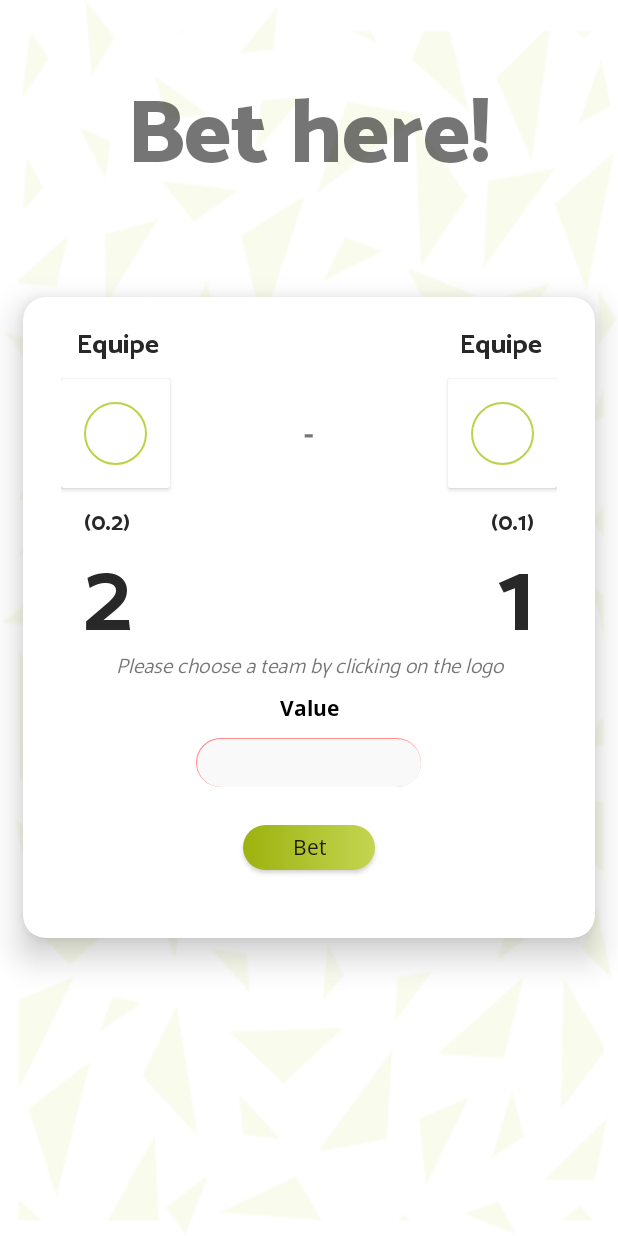
After one commit to mbdsp7-Lova-Tokiniaina-Mamitiana/Android, an Android app: the PariFormActivity screen opened directly, with no data from a screen before it, on a phone screen of 412 x 824 dp. The commit adds this screen. Run offline under Robolectric (Android 15) with nearby library versions, the light colour scheme and no system bars.

Commit message:
affichage parier

```diff
--- a/app/src/main/java/com/example/etu000603_android/ui/pari/PariActvity.java
+++ b/app/src/main/java/com/example/etu000603_android/ui/pari/PariActvity.java
@@ -19,6 +19,7 @@ import android.view.View;
 import android.view.ViewGroup;
 import android.view.inputmethod.EditorInfo;
 import android.view.inputmethod.InputMethodManager;
+import android.widget.Button;
 import android.widget.EditText;
 import android.widget.ImageButton;
 import android.widget.ProgressBar;
@@ -61,6 +62,7 @@ public class PariActvity extends ActivityWithNavigation {
     private  ImageButton search_button;
 
 
+
     @Override
     protected void onResume() {
         super.onResume();
@@ -80,6 +82,7 @@ public class PariActvity extends ActivityWithNavigation {
         search_button=findViewById(R.id.search_button);
         content=this.findViewById(R.id.content);
         progressBar=findViewById(R.id.loading);
+
 
 
 
@@ -106,7 +109,12 @@ public class PariActvity extends ActivityWithNavigation {
     }
 
 
+    public void parier(Pari pari){
+        Session.selected_pari=pari;
+        Intent intent=new Intent(getBaseContext(), PariFormActivity.class);
 
+        startActivity(intent);
+    }
     public void logout() {
 
 
--- /dev/null
+++ b/app/src/main/java/com/example/etu000603_android/ui/pari/PariFormActivity.java
@@ -0,0 +1,16 @@
+package com.example.etu000603_android.ui.pari;
+
+import androidx.appcompat.app.AppCompatActivity;
+
+import android.os.Bundle;
+
+import com.example.etu000603_android.R;
+
+public class PariFormActivity extends AppCompatActivity {
+
+    @Override
+    protected void onCreate(Bundle savedInstanceState) {
+        super.onCreate(savedInstanceState);
+        setContentView(R.layout.activity_pari_form);
+    }
+}
--- a/app/src/main/java/com/example/etu000603_android/ui/pari/fragment/PagerFragment.java
+++ b/app/src/main/java/com/example/etu000603_android/ui/pari/fragment/PagerFragment.java
@@ -9,6 +9,7 @@ import android.util.Log;
 import android.view.LayoutInflater;
 import android.view.View;
 import android.view.ViewGroup;
+import android.widget.Button;
 import android.widget.ImageButton;
 import android.widget.ImageView;
 import android.widget.LinearLayout;
@@ -33,6 +34,7 @@ public class PagerFragment extends Fragment {
     private int position=0;
     private int pageCount=0;
     private PariActvity activity;
+
     public PagerFragment(){
 
     }
@@ -65,7 +67,13 @@ public class PagerFragment extends Fragment {
         scoreEquipe1.setText(""+pari.getScoreDomicile());
         scoreEquipe2.setText(pari.getScoreExterieur()+"");
 
-
+        Button pariButton =view.findViewById(R.id.btn_pari);
+        pariButton.setOnClickListener(new View.OnClickListener() {
+            @Override
+            public void onClick(View v) {
+                activity.parier(pari);
+            }
+        });
 
         TextView textPage=view.findViewById(R.id.pagination);
 
--- a/app/src/main/java/com/example/etu000603_android/ui/pari/fragment/VerticalCompanyFragment.java
+++ b/app/src/main/java/com/example/etu000603_android/ui/pari/fragment/VerticalCompanyFragment.java
@@ -7,6 +7,7 @@ import android.os.Bundle;
 import android.view.LayoutInflater;
 import android.view.View;
 import android.view.ViewGroup;
+import android.widget.Button;
 import android.widget.ImageButton;
 import android.widget.ImageView;
 import android.widget.LinearLayout;
@@ -201,6 +202,13 @@ public class VerticalCompanyFragment extends Fragment {
         textEquipe2.setText(pari.getMatch().getExterieur().getName());
         scoreEquipe1.setText(""+pari.getScoreDomicile());
         scoreEquipe2.setText(pari.getScoreExterieur()+"");
+        Button pariButton =view.findViewById(R.id.btn_pari);
+        pariButton.setOnClickListener(new View.OnClickListener() {
+            @Override
+            public void onClick(View v) {
+                activity.parier(pari);
+            }
+        });
 
         CardView card1=view.findViewById(R.id.card_equipe_1);
         CardView card2=view.findViewById(R.id.card_equipe_2);
--- /dev/null
+++ b/app/src/main/res/drawable/rouded_search_edittext2.xml
@@ -0,0 +1,36 @@
+<?xml version="1.0" encoding="utf-8"?>
+
+
+<layer-list xmlns:android="http://schemas.android.com/apk/res/android">
+    <item>
+        <shape android:shape="rectangle">
+            <!-- Draw a 2dp width border around shape -->
+            <stroke
+                android:color="@color/colorRedShadow"
+                android:width="2dp"
+                />
+            <corners
+                android:bottomRightRadius="25dp"
+                android:bottomLeftRadius="25dp"
+                android:topLeftRadius="25dp"
+                android:topRightRadius="25dp"/>
+        </shape>
+    </item>
+    <!-- Overlap the left, top and right border using background color  -->
+    <item
+        android:top="1dp"
+        android:left="1dp"
+
+        >
+        <shape xmlns:android="http://schemas.android.com/apk/res/android"
+            android:shape="rectangle" android:padding="10dp">
+            <solid android:color="@color/colorGray"/>
+
+            <corners
+                android:bottomRightRadius="25dp"
+                android:bottomLeftRadius="25dp"
+                android:topLeftRadius="25dp"
+                android:topRightRadius="25dp"/>
+        </shape>
+    </item>
+</layer-list>
--- /dev/null
+++ b/app/src/main/res/layout/activity_pari_form.xml
@@ -0,0 +1,259 @@
+<?xml version="1.0" encoding="utf-8"?>
+<RelativeLayout xmlns:android="http://schemas.android.com/apk/res/android"
+    xmlns:app="http://schemas.android.com/apk/res-auto"
+    xmlns:tools="http://schemas.android.com/tools"
+    android:layout_width="match_parent"
+    android:layout_height="match_parent"
+    android:background="@color/colorWhite"
+    tools:context=".ui.pari.PariFormActivity">
+    <RelativeLayout
+        android:background="@drawable/trame"
+
+        android:layout_width="match_parent"
+
+        android:layout_height="match_parent">
+        <TextView
+            android:layout_width="match_parent"
+            android:gravity="center"
+            android:layout_marginTop="50dp"
+            android:layout_height="wrap_content" android:text="@string/parier_ici"
+            android:textSize="60dp"
+            android:fontFamily="@font/mosk_extra_bold_800"
+            />
+        <androidx.cardview.widget.CardView
+            app:cardCornerRadius="15dp"
+            android:layout_width="match_parent"
+            android:layout_margin="15dp"
+            android:layout_centerInParent="true"
+            android:elevation="55dp"
+            app:cardElevation="13dp"
+            android:layout_height="wrap_content">
+            <LinearLayout
+
+                android:layout_width="match_parent"
+                android:paddingLeft="25dp"
+                android:paddingRight="25dp"
+                android:layout_height="wrap_content" android:orientation="vertical">
+                <RelativeLayout
+                    android:paddingLeft="10dp"
+                    android:paddingRight="10dp"
+                    android:layout_width="match_parent"
+                    android:layout_height="wrap_content">
+                    <TextView
+                        android:gravity="center"
+                        android:id="@+id/text_equipe1"
+                        android:layout_width="wrap_content"
+
+                        android:textSize="18sp"
+                        android:textColor="@color/colorBlack2"
+                        android:fontFamily="@font/mosk_bold_700"
+                        android:layout_marginTop="20dp"
+                        android:layout_height="wrap_content"
+                        android:layout_alignParentLeft="true"
+                        android:text="Equipe">
+
+                    </TextView>
+
+
+                    <TextView
+                        android:gravity="center"
+                        android:id="@+id/text_equipe2"
+                        android:layout_width="wrap_content"
+
+                        android:textSize="18sp"
+                        android:textColor="@color/colorBlack2"
+                        android:fontFamily="@font/mosk_bold_700"
+                        android:layout_marginTop="20dp"
+                        android:layout_height="wrap_content"
+                        android:layout_alignParentRight="true"
+                        android:text="Equipe">
+
+                    </TextView>
+                </RelativeLayout>
+                <RelativeLayout
+                    android:layout_width="match_parent"
+                    android:layout_height="wrap_content">
+                    <androidx.cardview.widget.CardView
+                        android:layout_marginTop="25dp"
+                        android:id="@+id/card_equipe_1"
+                        android:layout_width="wrap_content"
+                        android:layout_height="wrap_content"
+                        android:layout_centerVertical="true"
+                        android:layout_alignParentLeft="true"
+                        >
+
+                        <ImageView
+                            android:id="@+id/image_equipe1"
+                            android:layout_margin="15dp"
+
+
+
+                            android:layout_width="42dp"
+                            android:layout_height="42dp"
+                            android:background="@drawable/img_rounded"
+
+
+                            ></ImageView>
+
+                    </androidx.cardview.widget.CardView>
+                    <TextView
+                        android:layout_width="wrap_content"
+                        android:layout_centerInParent="true"
+                        android:text="-"
+                        android:textSize="20dp"
+                        android:textStyle="bold"
+                        android:layout_height="wrap_content"/>
+                    <androidx.cardview.widget.CardView
+                        android:layout_marginTop="25dp"
+                        android:id="@+id/card_equipe_2"
+                        android:layout_width="wrap_content"
+                        android:layout_height="wrap_content"
+                        android:layout_centerVertical="true"
+                        android:layout_alignParentRight="true"
+                        >
+
+                        <ImageView
+                            android:id="@+id/image_equipe2"
+                            android:layout_margin="15dp"
+
+
+
+                            android:layout_width="42dp"
+                            android:layout_height="42dp"
+                            android:background="@drawable/img_rounded"
+
+
+                            ></ImageView>
+
+                    </androidx.cardview.widget.CardView>
+                </RelativeLayout>
+                <RelativeLayout
+                    android:paddingLeft="15dp"
+                    android:paddingRight="15dp"
+                    android:layout_width="match_parent"
+                    android:layout_height="wrap_content">
+                    <TextView
+                        android:gravity="center"
+                        android:id="@+id/cote_equipe1"
+                        android:layout_width="wrap_content"
+                        android:textStyle="bold"
+                        android:textSize="16dp"
+                        android:textColor="@color/colorBlack2"
+                        android:fontFamily="@font/mosk_bold_700"
+
+                        android:layout_height="wrap_content"
+                        android:layout_alignParentLeft="true"
+                        android:text="(0.2)">
+
+                    </TextView>
+
+
+                    <TextView
+                        android:gravity="center"
+                        android:id="@+id/cote_equipe2"
+                        android:layout_width="wrap_content"
+                        android:textStyle="bold"
+                        android:textSize="16dp"
+                        android:textColor="@color/colorBlack2"
+                        android:fontFamily="@font/mosk_bold_700"
+
+                        android:layout_height="wrap_content"
+                        android:layout_alignParentRight="true"
+                        android:text="(0.1)">
+
+                    </TextView>
+                </RelativeLayout>
+                <RelativeLayout
+                    android:paddingLeft="15dp"
+                    android:paddingRight="15dp"
+                    android:layout_width="match_parent"
+                    android:layout_height="wrap_content">
+                    <TextView
+                        android:gravity="center"
+                        android:id="@+id/score_equipe1"
+                        android:layout_width="wrap_content"
+                        android:textStyle="bold"
+                        android:textSize="66dp"
+                        android:textColor="@color/colorBlack2"
+                        android:fontFamily="@font/mosk_bold_700"
+
+                        android:layout_height="wrap_content"
+                        android:layout_alignParentLeft="true"
+                        android:text="2">
+
+                    </TextView>
+
+
+                    <TextView
+                        android:gravity="center"
+                        android:id="@+id/score_equipe2"
+                        android:layout_width="wrap_content"
+                        android:textStyle="bold"
+                        android:textSize="66dp"
+                        android:textColor="@color/colorBlack2"
+                        android:fontFamily="@font/mosk_bold_700"
+
+                        android:layout_height="wrap_content"
+                        android:layout_alignParentRight="true"
+                        android:text="1">
+
+                    </TextView>
+                </RelativeLayout>
+
+                <TextView
+                    android:layout_width="match_parent"
+                    android:layout_height="wrap_content"
+                    android:gravity="center"
+                    android:fontFamily="@font/mosk_normal_400"
+                    android:textStyle="italic"
+                    android:text="@string/choix_equipe"
+                    />
+                <TextView
+                    android:layout_marginTop="10dp"
+                    android:text="@string/montant"
+                    android:layout_width="match_parent"
+                    android:fontFamily="@font/open_sans_bold"
+                    android:gravity="center"
+                    android:textColor="@color/colorBlack"
+                    android:layout_height="wrap_content"/>
+                <EditText
+
+                    android:id="@+id/value"
+                    android:layout_marginTop="10dp"
+                    android:layout_width="150dp"
+                    android:fontFamily="@font/open_sans"
+                    android:background="@drawable/rouded_search_edittext2"
+                    android:paddingTop="5dp"
+                    android:paddingLeft="10dp"
+                    android:layout_gravity="center_horizontal"
+                    android:paddingBottom="5dp"
+                    android:layout_height="wrap_content"/>
+                <Button
+                    android:layout_marginTop="25dp"
+                    android:elevation="25dp"
+                    android:id="@+id/btn_call"
+                    android:layout_width="wrap_content"
+                    android:layout_height="30dp"
+                    android:layout_gravity="center"
+                    android:layout_centerHorizontal="true"
+                    android:layout_alignParentBottom="true"
+                    android:layout_marginBottom="45dp"
+                    android:background="@drawable/radius"
+                    android:fontFamily="@font/open_sans"
+                    android:paddingLeft="10dp"
+                    android:paddingRight="10dp"
+                    android:textAllCaps="false"
+                    android:text="@string/parier"
+
+                    >
+
+                </Button>
+
+            </LinearLayout>
+        </androidx.cardview.widget.CardView>
+
+    </RelativeLayout>
+
+
+
+</RelativeLayout>
--- a/app/src/main/res/layout/pari_item.xml
+++ b/app/src/main/res/layout/pari_item.xml
@@ -172,7 +172,7 @@
                 <Button
 
                     android:elevation="25dp"
-                    android:id="@+id/btn_call"
+                    android:id="@+id/btn_pari"
                     android:layout_width="wrap_content"
                     android:layout_height="30dp"
                     android:layout_gravity="center"
--- a/app/src/main/res/layout/pari_item2.xml
+++ b/app/src/main/res/layout/pari_item2.xml
@@ -136,7 +136,7 @@
             <Button
 
                 android:elevation="25dp"
-                android:id="@+id/btn_call"
+                android:id="@+id/btn_pari"
                 android:layout_width="wrap_content"
                 android:layout_height="20dp"
                 android:layout_marginBottom="5dp"
--- a/app/src/main/res/values/strings.xml
+++ b/app/src/main/res/values/strings.xml
@@ -36,4 +36,7 @@
     <string name="contacts">Contacts</string>
     <string name="conditions">Conditions of use</string>
     <string name="parier">Bet</string>
+    <string name="montant">Value</string>
+    <string name="choix_equipe">Please choose a team by clicking on the logo</string>
+    <string name="parier_ici">Bet here!</string>
 </resources>
```
Also changed, not shown: app/src/main/AndroidManifest.xml (+9 -14 lines), 2 other files.
